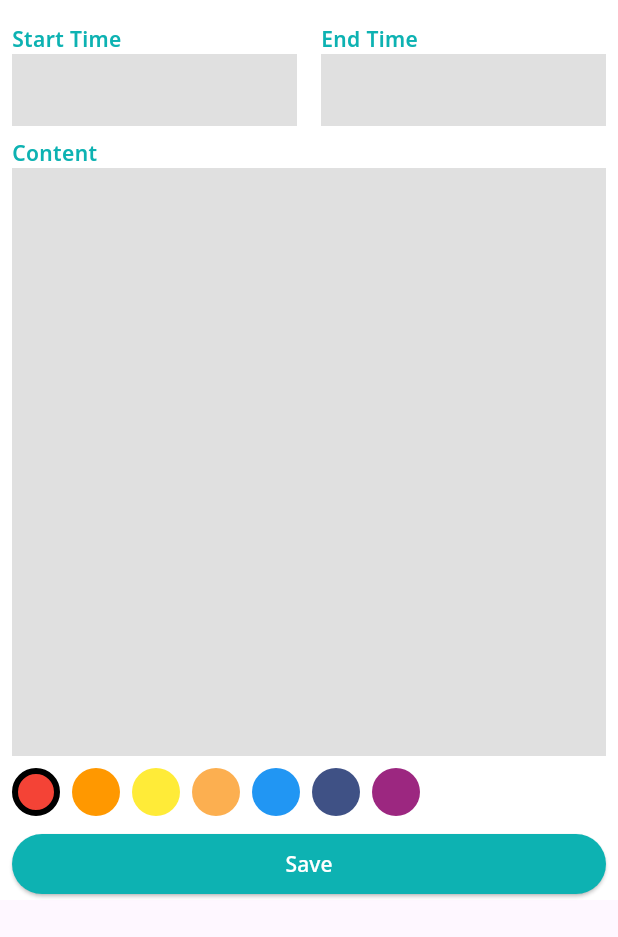
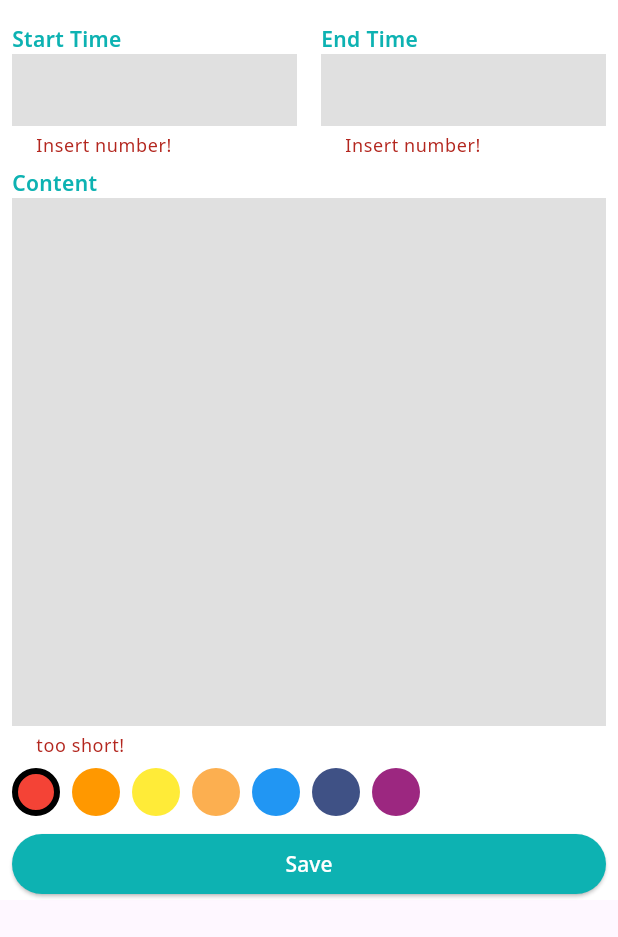
Before and after one commit to NaraYun0614/calendar_scheduler, a Flutter app: the ScheduleBottomSheet widget shown alone on an empty page, opened directly, after a tap on "Save", on a phone screen of 412 x 824 dp. Shown: the top 937 px of the screen. Run offline on Flutter 3.47's test engine with Material 3 defaults, Android fonts, the phone set to English and light mode, and no system bars; our stand-ins replace table_calendar.

```diff
--- a/lib/component/schedule_bottom_sheet.dart
+++ b/lib/component/schedule_bottom_sheet.dart
@@ -71,7 +71,20 @@ class _ScheduleBottomSheetState extends State<ScheduleBottomSheet> {
   }
 
   String? onStartTimeValidate(String? val) {
+    if(val == null) {
+      return 'Insert the value!';
+    }
 
+    if(int.tryParse(val) == null) {
+      return 'Insert number!';
+    }
+
+    final time = int.parse(val);
+
+    if(time > 24 || time < 0) {
+      return 'Must be b/w 0 to 24!';
+    }
+    return null;
   }
 
   void onEndTimeSaved(String? val) {
@@ -83,7 +96,21 @@ class _ScheduleBottomSheetState extends State<ScheduleBottomSheet> {
   }
 
   String? onEndTimeValidate(String? val) {
+    if(val == null) {
+      return 'Insert the value!';
+    }
 
+    if(int.tryParse(val) == null) {
+      return 'Insert number!';
+    }
+
+    final time = int.parse(val);
+
+    if(time > 24 || time < 0) {
+      return 'Must be b/w 0 to 24!';
+    }
+
+    return null;
   }
 
   void onContentSaved(String? val) {
@@ -95,10 +122,21 @@ class _ScheduleBottomSheetState extends State<ScheduleBottomSheet> {
   }
 
   String? onContentValidate(String? val) {
+    if(val == null) {
+      return 'Type Content!';
+    }
 
+    if(val.length < 5) {
+      return 'too short!';
+    }
+
+    return null;
   }
 
   void onSavePressed() {
+    final isValid = formKey.currentState!.validate();
+
+    if(isValid) {
       formKey.currentState!.save();
 
       print('-------------------------');
@@ -106,6 +144,7 @@ class _ScheduleBottomSheetState extends State<ScheduleBottomSheet> {
       print(endTime);
       print(content);
       print(category);
+    }
   }
 }
 
```
Lines whose indentation alone changed are shown as unchanged.
